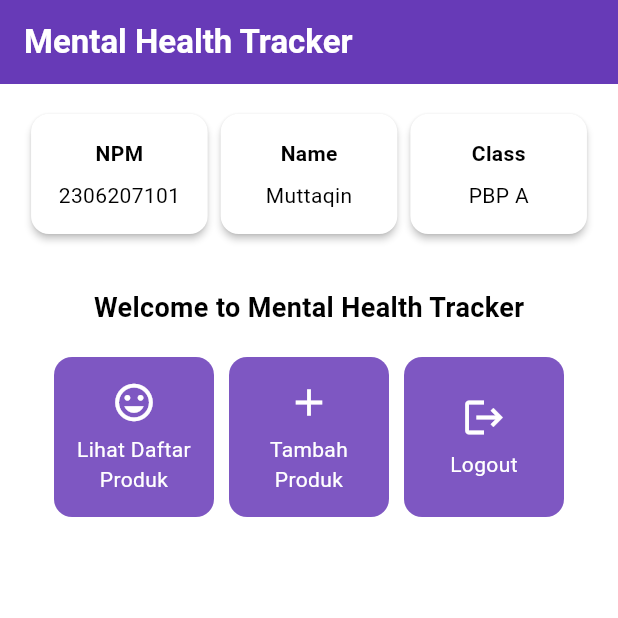
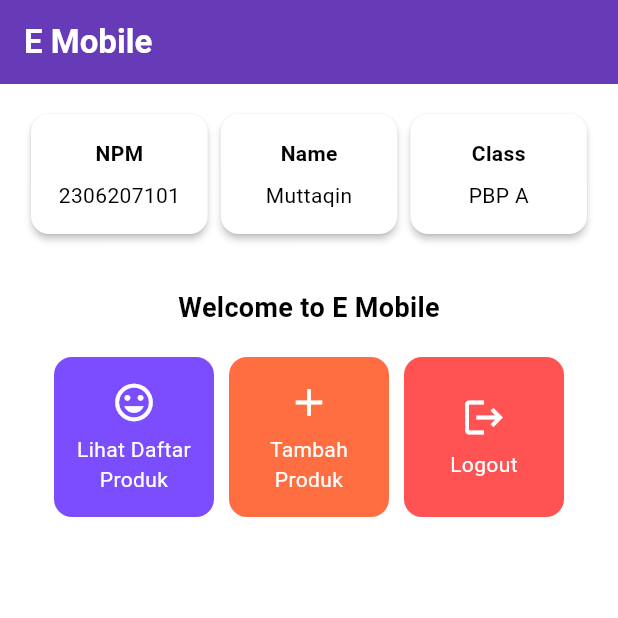
Before and after one commit to muttyqt15/emobile, a Flutter app: the screen it shows after launch, on a phone screen of 412 x 824 dp, the top half of it. Run offline on Flutter 3.47's test engine with Material 3 defaults, Android fonts, the phone set to English and light mode, and no system bars.

Commit message:
feat: add color

```diff
--- a/lib/menu.dart
+++ b/lib/menu.dart
@@ -8,9 +8,9 @@
   final String pbp_class = 'PBP A';
 
   final List<ItemHomepage> items = [
-    ItemHomepage("Lihat Daftar Produk", Icons.mood),
-    ItemHomepage("Tambah Produk", Icons.add),
-    ItemHomepage("Logout", Icons.logout),
+    ItemHomepage("Lihat Daftar Produk", Icons.mood, Colors.deepPurpleAccent),
+    ItemHomepage("Tambah Produk", Icons.add, Colors.deepOrangeAccent),
+    ItemHomepage("Logout", Icons.logout, Colors.redAccent),
   ];
 
   @override
@@ -19,9 +19,8 @@
     return Scaffold(
       // AppBar adalah bagian atas halaman yang menampilkan judul.
       appBar: AppBar(
-        // Judul aplikasi "Mental Health Tracker" dengan teks putih dan tebal.
         title: const Text(
-          'Mental Health Tracker',
+          'E Mobile',
           style: TextStyle(
             color: Colors.white,
             fontWeight: FontWeight.bold,
@@ -60,7 +59,7 @@
                   const Padding(
                     padding: EdgeInsets.only(top: 16.0),
                     child: Text(
-                      'Welcome to Mental Health Tracker',
+                      'Welcome to E Mobile',
                       style: TextStyle(
                         fontWeight: FontWeight.bold,
                         fontSize: 18.0,
@@ -127,8 +126,9 @@
 class ItemHomepage {
   final String name;
   final IconData icon;
+  final Color color;
 
-  ItemHomepage(this.name, this.icon);
+  ItemHomepage(this.name, this.icon, this.color);
 }
 
 class ItemCard extends StatelessWidget {
@@ -142,7 +142,7 @@
   Widget build(BuildContext context) {
     return Material(
       // Menentukan warna latar belakang dari tema aplikasi.
-      color: Theme.of(context).colorScheme.secondary,
+      color: item.color,
       // Membuat sudut kartu melengkung.
       borderRadius: BorderRadius.circular(12),
 
```
